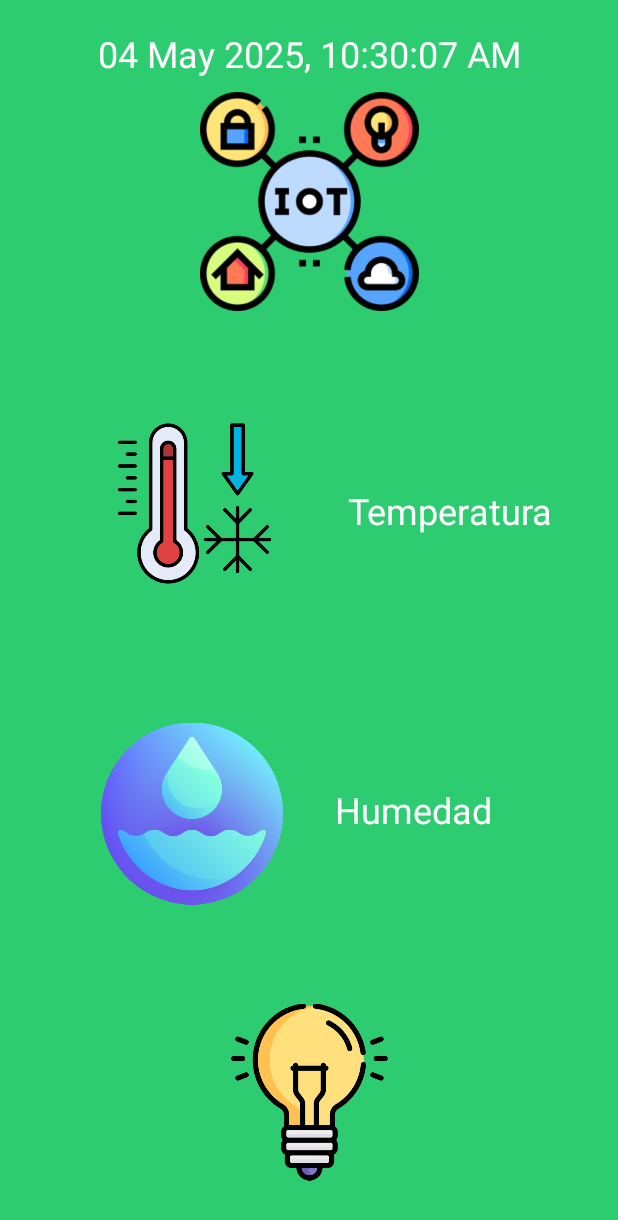
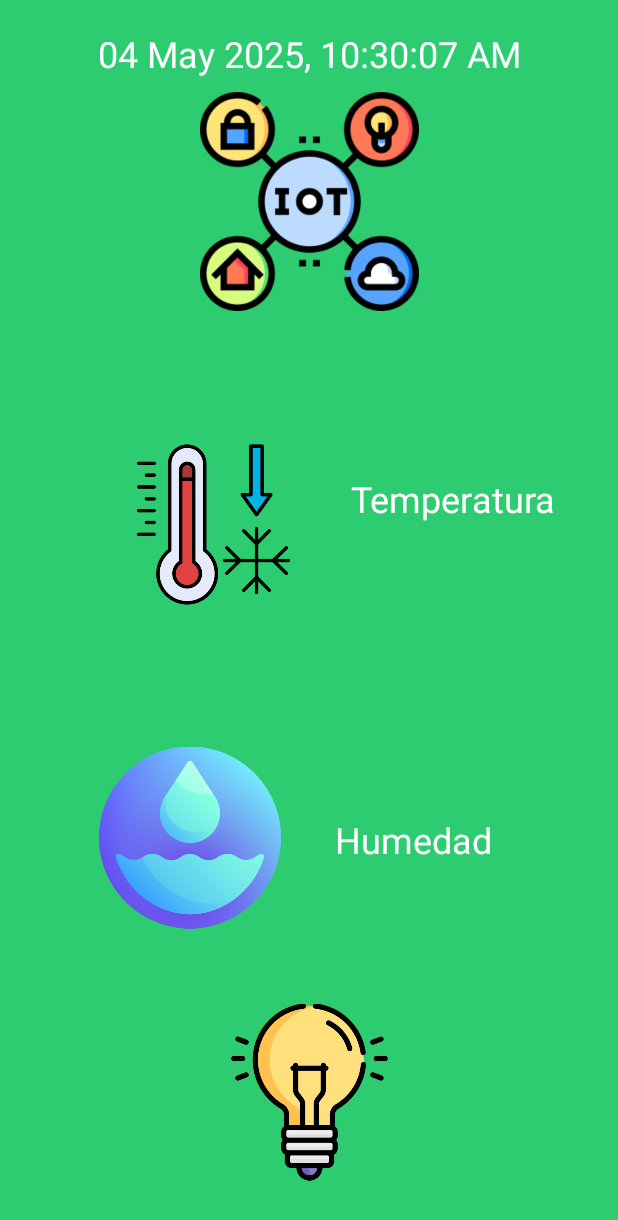
Before and after one commit to Seba271/pnk_prueba1, an Android app: the screen it shows after launch (MainActivity), on a phone screen of 412 x 824 dp. Shown: the top 1220 px of the screen. Run offline under Robolectric (Android 15) with nearby library versions, the phone set to English and light mode, and no system bars; our stand-ins replace Volley; network calls fail; 1 statement that could not run was skipped.

Commit message:
agregue colores estandar a la app, como botones, fondos, letra. mejore disposicion de elementos en la vista del clima version ultimate

```diff
--- a/app/src/main/res/layout/activity_main.xml
+++ b/app/src/main/res/layout/activity_main.xml
@@ -26,45 +26,17 @@
         android:layout_height="182dp"
         app:layout_constraintBottom_toTopOf="@+id/imageView4"
         app:layout_constraintEnd_toEndOf="parent"
-        app:layout_constraintHorizontal_bias="0.24"
+        app:layout_constraintHorizontal_bias="0.282"
         app:layout_constraintStart_toStartOf="parent"
         app:layout_constraintTop_toTopOf="parent"
-        app:layout_constraintVertical_bias="0.918"
+        app:layout_constraintVertical_bias="0.916"
         app:srcCompat="@drawable/tempbaja" />
-
-    <ImageView
-        android:id="@+id/imageView4"
-        android:layout_width="121dp"
-        android:layout_height="187dp"
-        android:layout_marginStart="60dp"
-        android:layout_marginBottom="188dp"
-        app:layout_constraintBottom_toBottomOf="parent"
-        app:layout_constraintEnd_toStartOf="@+id/txt_humedad"
-        app:layout_constraintHorizontal_bias="0.18"
-        app:layout_constraintStart_toStartOf="parent"
-        app:srcCompat="@drawable/humedad" />
-
-    <TextView
-        android:id="@+id/txt_temp"
-        android:layout_width="wrap_content"
-        android:layout_height="wrap_content"
-        android:layout_marginStart="20dp"
-        android:layout_marginTop="324dp"
-        android:text="Temperatura"
-        android:textColor="@color/colorTextoGeneral"
-        android:textSize="24sp"
-        app:layout_constraintBottom_toTopOf="@+id/txt_humedad"
-        app:layout_constraintEnd_toEndOf="parent"
-        app:layout_constraintHorizontal_bias="0.336"
-        app:layout_constraintStart_toEndOf="@+id/imagen_temp"
-        app:layout_constraintTop_toTopOf="parent"
-        app:layout_constraintVertical_bias="0.0" />
 
     <TextView
         android:id="@+id/txt_humedad"
         android:layout_width="wrap_content"
         android:layout_height="wrap_content"
-        android:layout_marginBottom="268dp"
+        android:layout_marginBottom="248dp"
         android:text="Humedad"
         android:textColor="@color/colorTextoGeneral"
         android:textSize="24sp"
@@ -72,6 +44,35 @@
         app:layout_constraintEnd_toEndOf="parent"
         app:layout_constraintHorizontal_bias="0.726"
         app:layout_constraintStart_toStartOf="parent" />
+
+    <TextView
+        android:id="@+id/txt_temp"
+        android:layout_width="wrap_content"
+        android:layout_height="wrap_content"
+        android:layout_marginStart="20dp"
+        android:layout_marginTop="16dp"
+        android:text="Temperatura"
+        android:textColor="@color/colorTextoGeneral"
+        android:textSize="24sp"
+        app:layout_constraintBottom_toTopOf="@+id/txt_humedad"
+        app:layout_constraintEnd_toEndOf="parent"
+        app:layout_constraintHorizontal_bias="0.222"
+        app:layout_constraintStart_toEndOf="@+id/imagen_temp"
+        app:layout_constraintTop_toTopOf="parent"
+        app:layout_constraintVertical_bias="0.606" />
+
+    <ImageView
+        android:id="@+id/imageView4"
+        android:layout_width="121dp"
+        android:layout_height="187dp"
+        android:layout_marginStart="60dp"
+        app:layout_constraintBottom_toBottomOf="parent"
+        app:layout_constraintEnd_toStartOf="@+id/txt_humedad"
+        app:layout_constraintHorizontal_bias="0.144"
+        app:layout_constraintStart_toStartOf="parent"
+        app:layout_constraintTop_toTopOf="parent"
+        app:layout_constraintVertical_bias="0.73"
+        app:srcCompat="@drawable/humedad" />
 
     <TextView
         android:id="@+id/txt_fecha"
```
